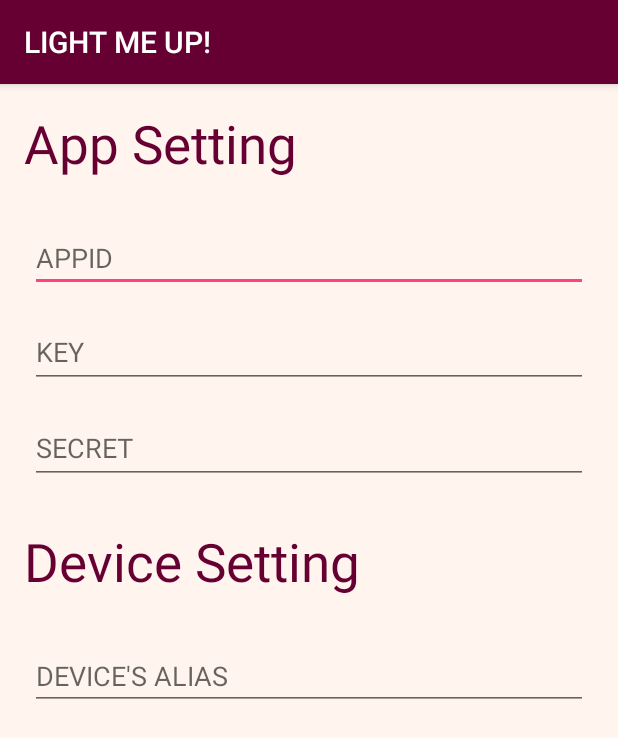
After one commit to Supawinee/Project, an Android app: the SettingPage screen opened directly, with no data from a screen before it, on a phone screen of 412 x 824 dp. The commit adds this screen. Shown: the top 738 px of the screen. Run offline under Robolectric (Android 15) with nearby library versions, the phone set to English and light mode, and no system bars.

Commit message:
Create Setting Page
-just XML file

```diff
--- a/app/src/main/AndroidManifest.xml
+++ b/app/src/main/AndroidManifest.xml
@@ -8,7 +8,7 @@
         android:label="@string/app_name"
         android:supportsRtl="true"
         android:theme="@style/AppTheme">
-        <activity android:name=".MainActivity"></activity>
+        <activity android:name=".MainActivity" />
 
         <receiver android:name=".AlarmReceiver" />
 
@@ -32,6 +32,7 @@
                 <category android:name="android.intent.category.LAUNCHER" />
             </intent-filter>
         </activity>
+        <activity android:name=".SettingPage"></activity>
     </application>
 
 </manifest>
--- a/app/src/main/java/com/example/supawinee/smartlightforsmarthome/NormalPage.java
+++ b/app/src/main/java/com/example/supawinee/smartlightforsmarthome/NormalPage.java
@@ -117,6 +117,17 @@ public class NormalPage extends AppCompatActivity implements View.OnClickListene
 
     @Override
     public void onColorChanged(int color) {
+        /*
+
+        ///////// FOR REAL TIME COLOR CHANGE ///////
+
+        picker.setOldCenterColor(picker.getColor());
+        int red = Color.red(picker.getColor());
+        int green = Color.green(picker.getColor());
+        int blue = Color.blue(picker.getColor());
+        String color_picker = red + ":" + green +  ":" + blue;
+        microgear.chat("switch","cc:" + color_picker);
+        Log.i("Color is ", color_picker);                   */
 
     }
 
--- /dev/null
+++ b/app/src/main/java/com/example/supawinee/smartlightforsmarthome/SettingPage.java
@@ -0,0 +1,13 @@
+package com.example.supawinee.smartlightforsmarthome;
+
+import android.support.v7.app.AppCompatActivity;
+import android.os.Bundle;
+
+public class SettingPage extends AppCompatActivity {
+
+    @Override
+    protected void onCreate(Bundle savedInstanceState) {
+        super.onCreate(savedInstanceState);
+        setContentView(R.layout.activity_setting_page);
+    }
+}
--- /dev/null
+++ b/app/src/main/res/layout/activity_setting_page.xml
@@ -0,0 +1,114 @@
+<?xml version="1.0" encoding="utf-8"?>
+<LinearLayout xmlns:android="http://schemas.android.com/apk/res/android"
+    xmlns:tools="http://schemas.android.com/tools"
+    android:id="@+id/activity_setting_page"
+    android:layout_width="match_parent"
+    android:layout_height="match_parent"
+    android:paddingBottom="@dimen/activity_vertical_margin"
+    android:paddingLeft="@dimen/activity_horizontal_margin"
+    android:paddingRight="@dimen/activity_horizontal_margin"
+    android:paddingTop="@dimen/activity_vertical_margin"
+    android:orientation="vertical"
+    android:background="#FFF5EE"
+    tools:context="com.example.supawinee.smartlightforsmarthome.SettingPage">
+
+    <TextView
+        android:text="App Setting"
+        android:layout_width="match_parent"
+        android:layout_height="wrap_content"
+        android:textSize="35dp"
+        android:layout_marginBottom="30dp"
+        android:textColor="#660033"
+        android:layout_weight="0.00" />
+
+    <LinearLayout
+    android:layout_width="match_parent"
+    android:layout_height="wrap_content"
+    android:orientation="vertical">
+
+        <EditText
+            android:layout_width="match_parent"
+            android:layout_height="wrap_content"
+            android:layout_marginLeft="4dp"
+            android:layout_marginRight="4dp"
+            android:layout_marginBottom="8dp"
+            android:id="@+id/editTextAppID"
+            android:hint="APPID"
+            android:layout_weight="0.30" />
+    </LinearLayout>
+
+
+
+    <LinearLayout
+        android:layout_width="match_parent"
+        android:layout_height="wrap_content"
+        android:orientation="vertical">
+
+        <android.support.design.widget.TextInputLayout
+            android:layout_width="match_parent"
+            android:layout_height="wrap_content">
+
+            <android.support.design.widget.TextInputEditText
+                android:layout_width="match_parent"
+                android:layout_height="wrap_content"
+                android:hint="KEY"
+                android:inputType="textPassword"
+                android:layout_marginLeft="4dp"
+                android:layout_marginRight="4dp"
+                android:layout_marginBottom="8dp"/>
+        </android.support.design.widget.TextInputLayout>
+    </LinearLayout>
+
+
+
+
+
+    <LinearLayout
+        android:layout_width="match_parent"
+        android:layout_height="wrap_content"
+        android:orientation="vertical">
+
+
+        <android.support.design.widget.TextInputLayout
+            android:layout_width="match_parent"
+            android:layout_height="wrap_content">
+
+            <android.support.design.widget.TextInputEditText
+                android:layout_width="match_parent"
+                android:layout_height="wrap_content"
+                android:hint="SECRET"
+                android:inputType="textPassword"
+                android:layout_marginLeft="4dp"
+                android:layout_marginRight="4dp"
+                android:layout_marginBottom="8dp"/>
+        </android.support.design.widget.TextInputLayout>
+    </LinearLayout>
+
+    <LinearLayout
+        android:layout_width="match_parent"
+        android:layout_height="wrap_content"
+        android:orientation="vertical">
+
+        <TextView
+            android:text="Device Setting"
+            android:layout_width="match_parent"
+            android:layout_height="wrap_content"
+            android:textSize="35dp"
+            android:layout_marginTop="20dp"
+            android:layout_marginBottom="30dp"
+            android:textColor="#660033"
+            android:layout_weight="0.00" />
+
+        <EditText
+            android:layout_width="match_parent"
+            android:layout_height="wrap_content"
+            android:layout_marginLeft="4dp"
+            android:layout_marginRight="4dp"
+            android:id="@+id/editTextAlias"
+            android:hint="DEVICE'S ALIAS"
+            android:layout_marginBottom="8dp"
+            android:layout_weight="0.30" />
+    </LinearLayout>
+
+
+</LinearLayout>
```
